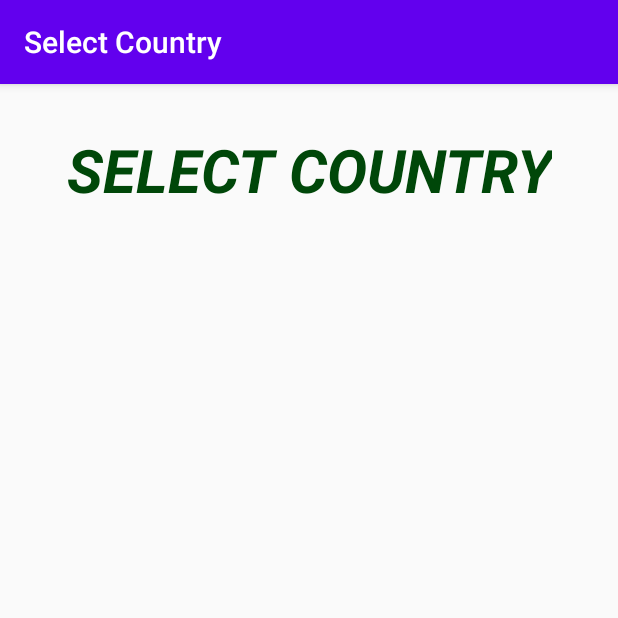
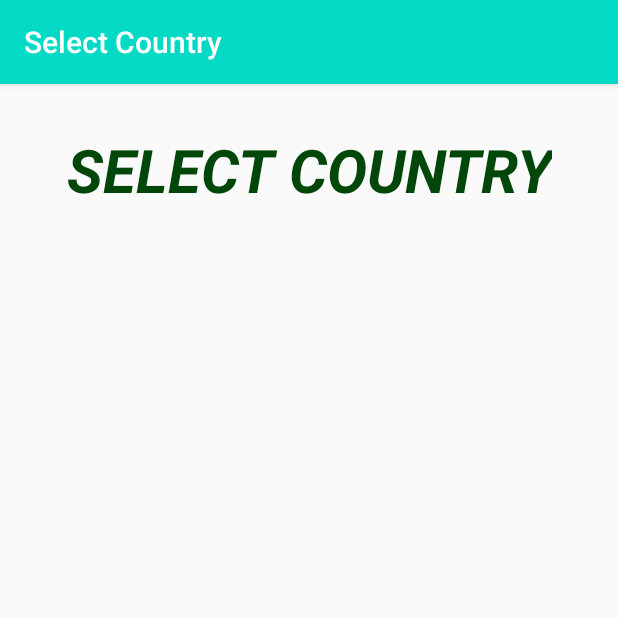
Before and after one commit to KushanTharaka97/TravelGuide, an Android app: the screen it shows after launch (SelectCountry), after a tap on "Select Country", on a phone screen of 412 x 824 dp, the top half of it. Run offline under Robolectric (Android 15) with nearby library versions, the phone set to English and light mode, and no system bars.

Commit message:
Color Theme upated as light color more green used -Green Concept

```diff
--- a/app/src/main/res/values/styles.xml
+++ b/app/src/main/res/values/styles.xml
@@ -3,9 +3,9 @@
     <!-- Base application theme. -->
     <style name="AppTheme" parent="Theme.AppCompat.Light.DarkActionBar">
         <!-- Customize your theme here. -->
-        <item name="colorPrimary">@color/colorPrimary</item>
-        <item name="colorPrimaryDark">@color/colorPrimaryDark</item>
-        <item name="colorAccent">@color/colorAccent</item>
+        <item name="colorPrimary">@color/colorAccent</item>
+        <item name="colorPrimaryDark">@color/darkGreen</item>
+        <item name="colorAccent">@color/lightGreen1</item>
     </style>
 
 
```
